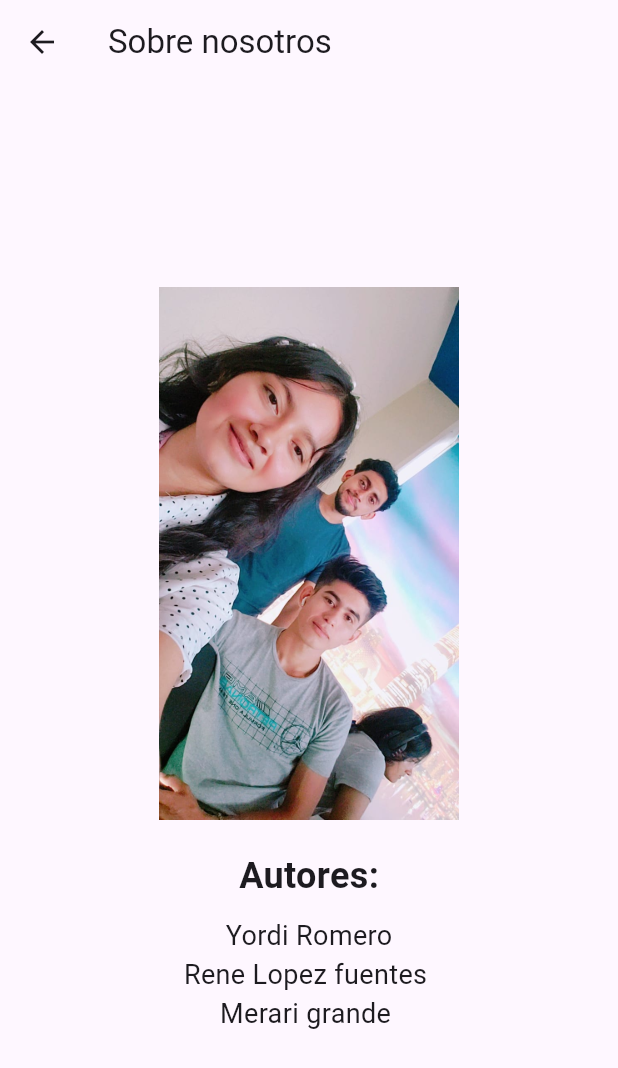
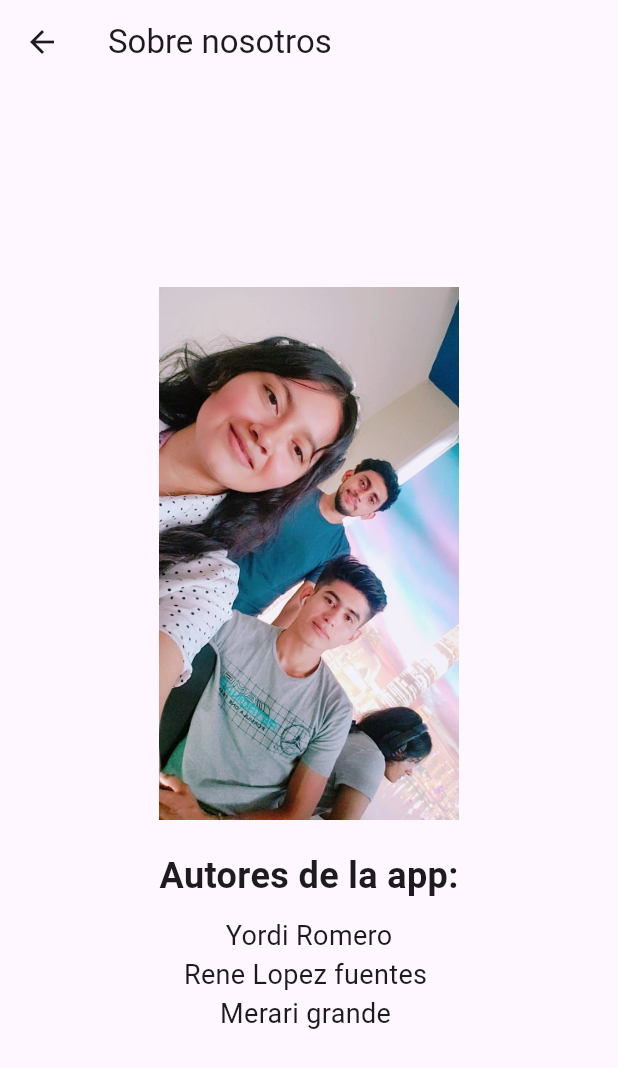
Before and after one commit to YordyM/evaluacion2_sis22, a Flutter app: the SobreNosotrosScreen screen opened directly, on a phone screen of 412 x 824 dp. Shown: the top 1068 px of the screen. Run offline on Flutter 3.47's test engine with Material 2 defaults, Android fonts, the light colour scheme and no system bars; our stand-ins replace cloud_firestore, firebase_core; accounts and stored records are empty.

Commit message:
cambiando autores

```diff
--- a/lib/pages/sobrenosotros.dart
+++ b/lib/pages/sobrenosotros.dart
@@ -18,7 +18,7 @@ class SobreNosotrosScreen extends StatelessWidget {
             ),
             SizedBox(height: 20), // Espacio vertical entre la imagen y el texto
             Text(
-              'Autores:',
+              'Autores de la app:',
               style: TextStyle(
                 fontSize:
                     24, // Ajusta el tamaño del texto según tus necesidades
```
